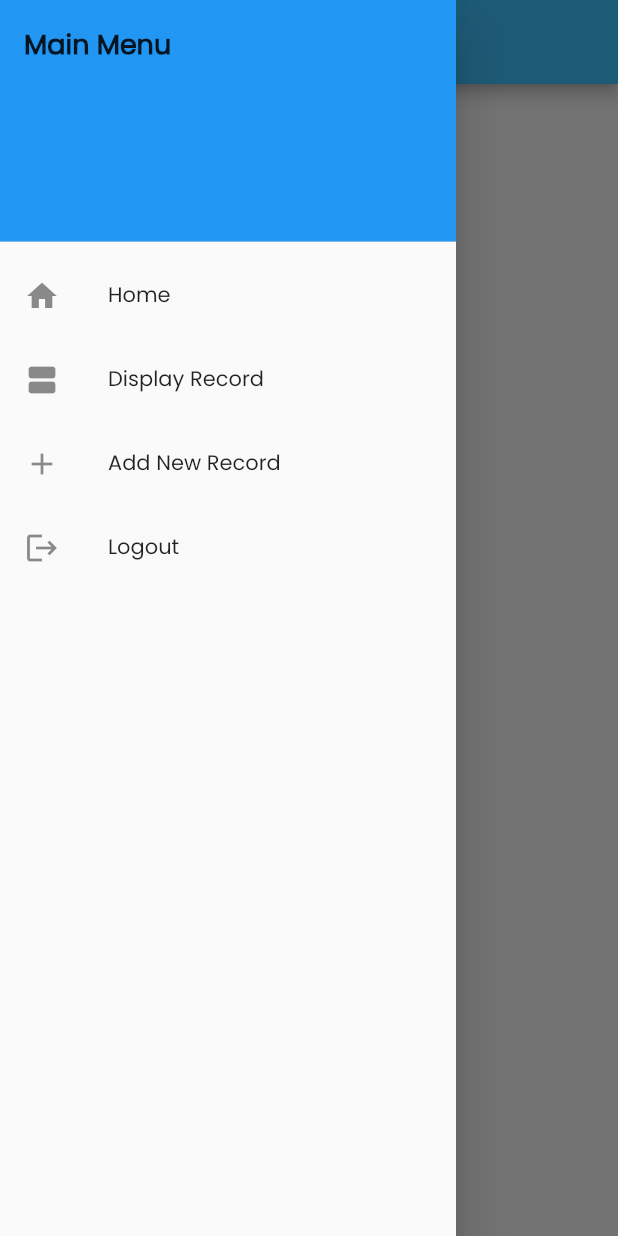
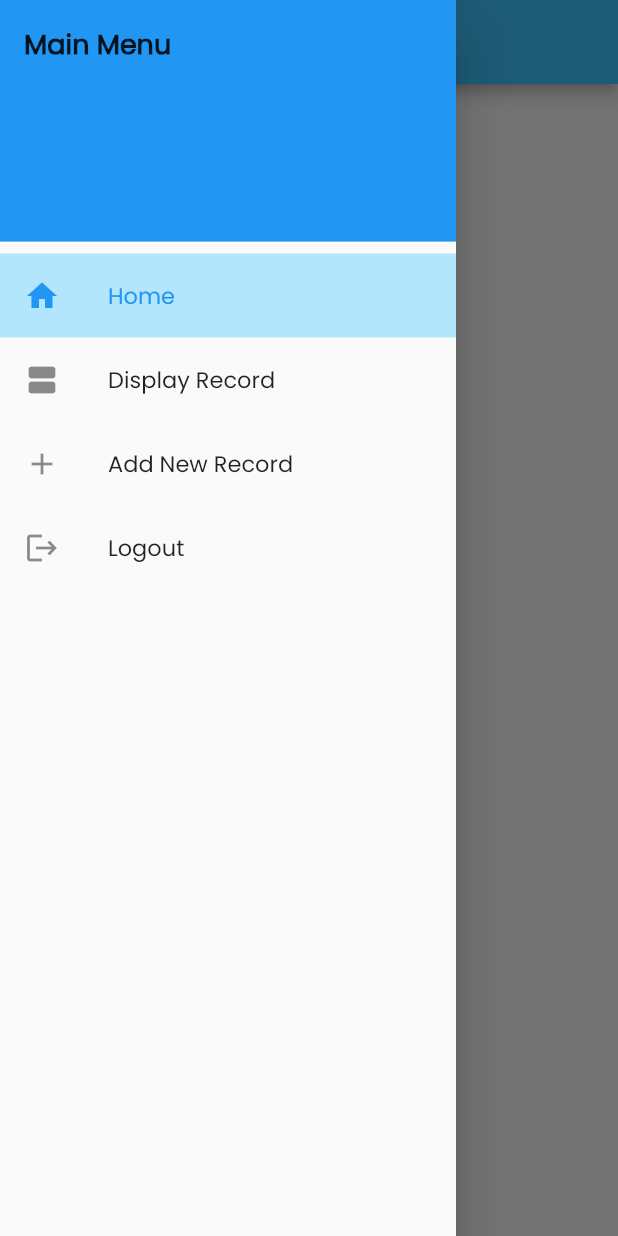
Before and after one commit to AgungKusumma/flutter_grup_project, a Flutter app: the AdminPage screen opened directly, with the side drawer open, on a phone screen of 412 x 824 dp. Run offline on Flutter 3.47's test engine with Material 2 defaults, Android fonts, the phone set to English and light mode, and no system bars; our stand-ins replace firebase_auth, firebase_core, firebase_database, toast; accounts and stored records are empty.

Commit message:
Logout With Firebase, and Used active text overlay for drawer

```diff
--- a/lib/admin_page.dart
+++ b/lib/admin_page.dart
@@ -16,6 +16,7 @@ class AdminPage extends StatefulWidget{
 
 class _AdminPage extends State<AdminPage>{
 
+  int _selectedDestination = 0; //Active text overlay
   late Widget mainWidget;
   FirebaseAuth _auth = FirebaseAuth.instance;
 
@@ -55,37 +56,46 @@ class _AdminPage extends State<AdminPage>{
               ),
             ),
             ListTile(
-              title: Text('Home'),
+                title: Text('Home', style: TextStyle(fontSize: 15)),
                 leading: Icon(Icons.home),
+                selected: _selectedDestination == 0,
+                selectedTileColor: Colors.lightBlue.shade100,
                 onTap: (){
                   setState(() {
                     mainWidget = AdminHome();
+                    _selectedDestination = 0;
                   });
                   Navigator.pop(context);
                 }
             ),
             ListTile(
-                title: Text('Display Record'),
+                title: Text('Display Record', style: TextStyle(fontSize: 15)),
                 leading: Icon(Icons.view_agenda),
+                selected: _selectedDestination == 1,
+                selectedTileColor: Colors.lightBlue.shade100,
                 onTap: (){
                   setState(() {
                     mainWidget = AdminDisplay();
+                    _selectedDestination = 1;
                   });
                   Navigator.pop(context);
                 }
             ),
             ListTile(
-                title: Text('Add New Record'),
+                title: Text('Add New Record', style: TextStyle(fontSize: 15)),
                 leading: Icon(Icons.add),
+                selected: _selectedDestination == 2,
+                selectedTileColor: Colors.lightBlue.shade100,
                 onTap: (){
                   setState(() {
                     mainWidget = AdminNew();
+                    _selectedDestination = 2;
                   });
                   Navigator.pop(context);
                 }
             ),
             ListTile(
-                title: Text('Logout'),
+                title: Text('Logout', style: TextStyle(fontSize: 15)),
                 leading: Icon(Icons.logout),
                 onTap: () async{
                   await FirebaseAuth.instance.signOut();
```
Lines whose indentation alone changed are shown as unchanged.
